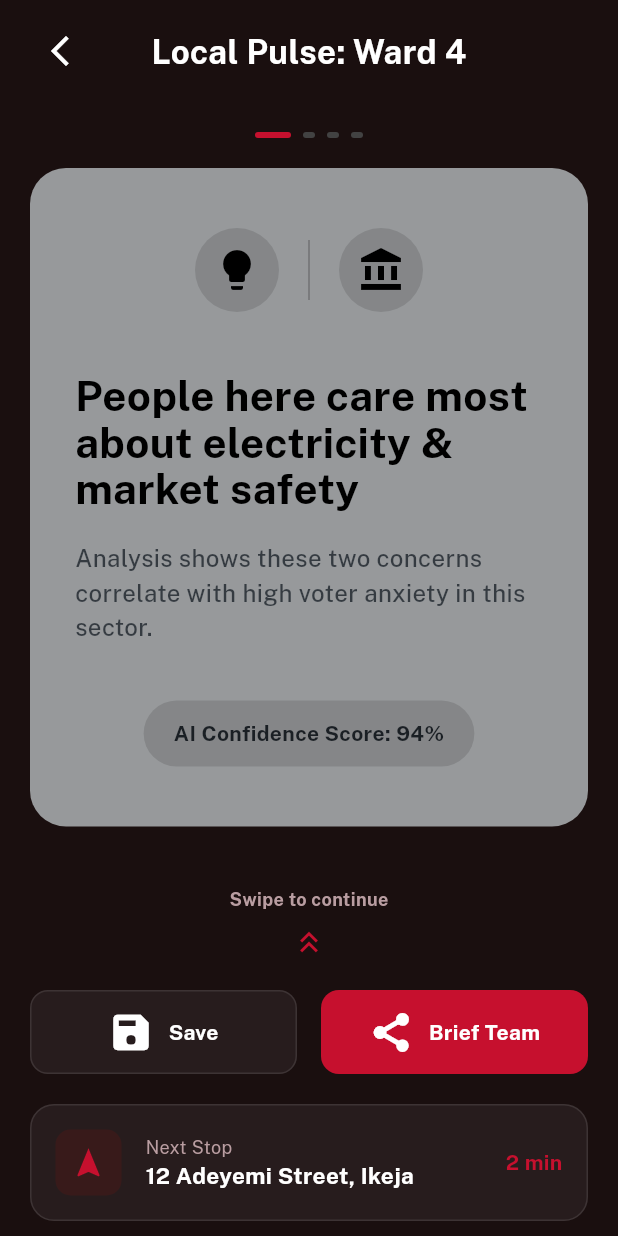
After one commit to Abdul-Hanan38/Eagle_Badger, a Flutter app: the LocalPulseScreen screen opened by its route, on a phone screen of 412 x 824 dp. The commit adds this screen. Run offline on Flutter 3.47's test engine with Material 3 defaults, Android fonts, the phone set to English and light mode, and no system bars; our stand-ins replace flutter_native_splash, google_fonts, mask_text_input_formatter, material_symbols_icons, pinput; network calls fail; statements that could not run were skipped.

Commit message:
local_pulse_Screen

```diff
--- a/lib/main.dart
+++ b/lib/main.dart
@@ -5,6 +5,8 @@ import 'package:eagle_badger/screens/field_surveys.dart';
 import 'package:eagle_badger/screens/field_work_menu.dart';
 import 'package:eagle_badger/screens/finalize.dart';
 import 'package:eagle_badger/screens/help_screen.dart';
+import 'package:eagle_badger/screens/interaction_screen.dart';
+import 'package:eagle_badger/screens/local_pulse.dart';
 import 'package:eagle_badger/screens/login_screen.dart';
 import 'package:eagle_badger/screens/otp_verification_screen.dart';
 import 'package:eagle_badger/screens/permission_screen.dart';
@@ -50,6 +52,8 @@ class MyApp extends StatelessWidget {
         '/tally': (context) => const TallyScreen(),
         '/finalize': (context) => const FinalizeScreen(),
         '/dailyRoute': (context) => const AiDailyRouteScreen(),
+        '/localPulse': (context) => const LocalPulseScreen(),
+        'interaction': (context) => const InteractionScreen(),
       },
     );
   }
--- a/lib/screens/dashboard.dart
+++ b/lib/screens/dashboard.dart
@@ -327,7 +327,7 @@ class DashboardScreen extends StatelessWidget {
               Container(
                 padding: const EdgeInsets.all(15),
                 decoration: BoxDecoration(
-                  color: const Color(0xFF2D2424),
+                  color: const Color.fromARGB(255, 39, 28, 29),
                   borderRadius: BorderRadius.circular(15),
                   border: Border.all(color: Color.fromARGB(255, 66, 52, 54)),
                 ),
--- /dev/null
+++ b/lib/screens/local_pulse.dart
@@ -0,0 +1,311 @@
+import 'package:flutter/material.dart';
+import 'package:material_symbols_icons/symbols.dart';
+
+class LocalPulseScreen extends StatefulWidget {
+  const LocalPulseScreen({super.key});
+
+  @override
+  State<LocalPulseScreen> createState() => _LocalPulseScreenState();
+}
+
+class _LocalPulseScreenState extends State<LocalPulseScreen> {
+  int _currentPage = 0;
+
+  @override
+  Widget build(BuildContext context) {
+    return Scaffold(
+      backgroundColor: const Color(0xFF1A0F0F),
+      body: SafeArea(
+        child: Column(
+          children: [
+            // --- HEADER ---
+            _buildHeader(context),
+
+            // --- PAGE INDICATOR ---
+            const SizedBox(height: 20),
+            _buildPageIndicator(),
+
+            // --- ANALYSIS CARD (SWIPEABLE) ---
+            Expanded(
+              child: PageView.builder(
+                onPageChanged: (index) => setState(() => _currentPage = index),
+                itemCount: 4,
+                itemBuilder: (context, index) => _buildPulseCard(),
+              ),
+            ),
+
+            // --- SWIPE PROMPT ---
+            const SizedBox(height: 20),
+            Column(
+              children: [
+                Text(
+                  "Swipe to continue",
+                  style: TextStyle(
+                    color: Theme.of(context).colorScheme.onPrimary,
+                    fontSize: 12,
+                    fontWeight: FontWeight.bold,
+                  ),
+                ),
+                const SizedBox(height: 8),
+                Icon(
+                  Icons.keyboard_double_arrow_up,
+                  color: Theme.of(context).colorScheme.primary,
+                ),
+              ],
+            ),
+
+            // --- ACTION BUTTONS ---
+            Padding(
+              padding: const EdgeInsets.all(20.0),
+              child: Row(
+                children: [
+                  Expanded(
+                    child: GestureDetector(
+                      onTap: () {
+                        Navigator.pushNamed(context, '/fieldWork');
+                      },
+                      child: _buildActionButton(
+                        Icons.save,
+                        "Save",
+                        isSecondary: true,
+                      ),
+                    ),
+                  ),
+                  const SizedBox(width: 16),
+                  Expanded(
+                    child: _buildActionButton(
+                      Icons.share,
+                      "Brief Team",
+                      isSecondary: false,
+                    ),
+                  ),
+                ],
+              ),
+            ),
+
+            // --- BOTTOM NAVIGATION FOOTER ---
+            _buildNextStopFooter(),
+            const SizedBox(height: 10),
+          ],
+        ),
+      ),
+    );
+  }
+
+  Widget _buildHeader(BuildContext context) {
+    return Padding(
+      padding: const EdgeInsets.symmetric(horizontal: 16, vertical: 10),
+      child: Row(
+        children: [
+          IconButton(
+            onPressed: () => Navigator.pop(context),
+            icon: const Icon(Icons.arrow_back_ios_new, color: Colors.white),
+          ),
+          const Expanded(
+            child: Center(
+              child: Text(
+                "Local Pulse: Ward 4",
+                style: TextStyle(
+                  color: Colors.white,
+                  fontSize: 22,
+                  fontWeight: FontWeight.bold,
+                ),
+              ),
+            ),
+          ),
+          const SizedBox(width: 48), // Balance for back button
+        ],
+      ),
+    );
+  }
+
+  Widget _buildPageIndicator() {
+    return Row(
+      mainAxisAlignment: MainAxisAlignment.center,
+      children: List.generate(4, (index) {
+        return Container(
+          margin: const EdgeInsets.symmetric(horizontal: 4),
+          height: 4,
+          width: index == _currentPage ? 24 : 8,
+          decoration: BoxDecoration(
+            color: index == _currentPage
+                ? const Color(0xFFC6102E)
+                : Colors.grey[800],
+            borderRadius: BorderRadius.circular(2),
+          ),
+        );
+      }),
+    );
+  }
+
+  Widget _buildPulseCard() {
+    return Container(
+      margin: const EdgeInsets.all(20),
+      padding: const EdgeInsets.symmetric(horizontal: 30, vertical: 40),
+      decoration: BoxDecoration(
+        color: const Color.fromARGB(
+          255,
+          151,
+          153,
+          155,
+        ), // Grey card color from design
+        borderRadius: BorderRadius.circular(24),
+      ),
+      child: Column(
+        children: [
+          // Top Icons
+          Row(
+            mainAxisAlignment: MainAxisAlignment.center,
+            children: [
+              _buildCardIcon(Icons.lightbulb),
+              const SizedBox(
+                height: 40,
+                child: VerticalDivider(
+                  color: Colors.black26,
+                  thickness: 1,
+                  width: 40,
+                ),
+              ),
+              _buildCardIcon(Icons.account_balance),
+            ],
+          ),
+          const SizedBox(height: 40),
+          const Text(
+            "People here care most about electricity & market safety",
+            style: TextStyle(
+              color: Colors.black,
+              fontSize: 28,
+              fontWeight: FontWeight.bold,
+              height: 1.1,
+            ),
+          ),
+          const SizedBox(height: 20),
+          const Text(
+            "Analysis shows these two concerns correlate with high voter anxiety in this sector.",
+            style: TextStyle(
+              color: Color.fromARGB(186, 16, 24, 32),
+              fontSize: 16,
+              fontWeight: FontWeight.w500,
+            ),
+          ),
+          const Spacer(),
+          Container(
+            padding: const EdgeInsets.symmetric(horizontal: 20, vertical: 12),
+            decoration: BoxDecoration(
+              color: Colors.black12,
+              borderRadius: BorderRadius.circular(30),
+            ),
+            child: const Text(
+              "AI Confidence Score: 94%",
+              style: TextStyle(
+                color: Color.fromARGB(255, 26, 31, 36),
+                fontWeight: FontWeight.bold,
+              ),
+            ),
+          ),
+        ],
+      ),
+    );
+  }
+
+  Widget _buildCardIcon(IconData icon) {
+    return Container(
+      padding: const EdgeInsets.all(12),
+      decoration: const BoxDecoration(
+        color: Colors.black12,
+        shape: BoxShape.circle,
+      ),
+      child: Icon(icon, color: Colors.black, size: 32),
+    );
+  }
+
+  Widget _buildActionButton(
+    IconData icon,
+    String label, {
+    required bool isSecondary,
+  }) {
+    return Container(
+      height: 56,
+      decoration: BoxDecoration(
+        color: isSecondary
+            ? Theme.of(context).colorScheme.tertiaryContainer
+            : Theme.of(context).colorScheme.primary,
+        borderRadius: BorderRadius.circular(12),
+        border: isSecondary ? Border.all(color: Colors.white10) : null,
+      ),
+      child: Row(
+        mainAxisAlignment: MainAxisAlignment.center,
+        children: [
+          Icon(
+            icon,
+            color: Colors.white,
+            size: 30,
+            fontWeight: FontWeight.bold,
+          ),
+          const SizedBox(width: 10),
+          Text(
+            label,
+            style: const TextStyle(
+              color: Colors.white,
+              fontWeight: FontWeight.bold,
+            ),
+          ),
+        ],
+      ),
+    );
+  }
+
+  Widget _buildNextStopFooter() {
+    return Container(
+      margin: const EdgeInsets.symmetric(horizontal: 20),
+      padding: const EdgeInsets.all(16),
+      decoration: BoxDecoration(
+        color: Theme.of(context).colorScheme.tertiaryContainer,
+        borderRadius: BorderRadius.circular(16),
+        border: Border.all(color: Colors.white10),
+      ),
+      child: Row(
+        children: [
+          Container(
+            padding: const EdgeInsets.all(10),
+            decoration: BoxDecoration(
+              color: const Color(0xFF381A1A),
+              borderRadius: BorderRadius.circular(10),
+            ),
+            child: const Icon(Icons.navigation, color: Color(0xFFC6102E)),
+          ),
+          const SizedBox(width: 16),
+          Expanded(
+            child: Column(
+              crossAxisAlignment: CrossAxisAlignment.start,
+              children: [
+                Text(
+                  "Next Stop",
+                  style: TextStyle(
+                    color: Theme.of(context).colorScheme.onPrimary,
+                    fontSize: 12,
+                  ),
+                ),
+                const Text(
+                  "12 Adeyemi Street, Ikeja",
+                  style: TextStyle(
+                    color: Colors.white,
+                    fontWeight: FontWeight.bold,
+                    fontSize: 15,
+                  ),
+                ),
+              ],
+            ),
+          ),
+          const Text(
+            "2 min",
+            style: TextStyle(
+              color: Color(0xFFC6102E),
+              fontWeight: FontWeight.bold,
+            ),
+          ),
+        ],
+      ),
+    );
+  }
+}
--- a/lib/theme/app_theme.dart
+++ b/lib/theme/app_theme.dart
@@ -22,6 +22,7 @@ class AppTheme {
         secondary: const Color(0xFF2D2D2D),
         secondaryContainer: cardColor,
         onSurface: Colors.white,
+        tertiaryContainer: const Color.fromARGB(255, 39, 28, 29),
       ),
       textTheme: GoogleFonts.publicSansTextTheme(
         ThemeData.dark().textTheme.copyWith(
```
Also changed, not shown: lib/screens/daily_route.dart (+32 -18 lines), lib/screens/interaction_screen.dart (added, +287 -0 lines), lib/widgets/resident_tile.dart (added, +69 -0 lines).
